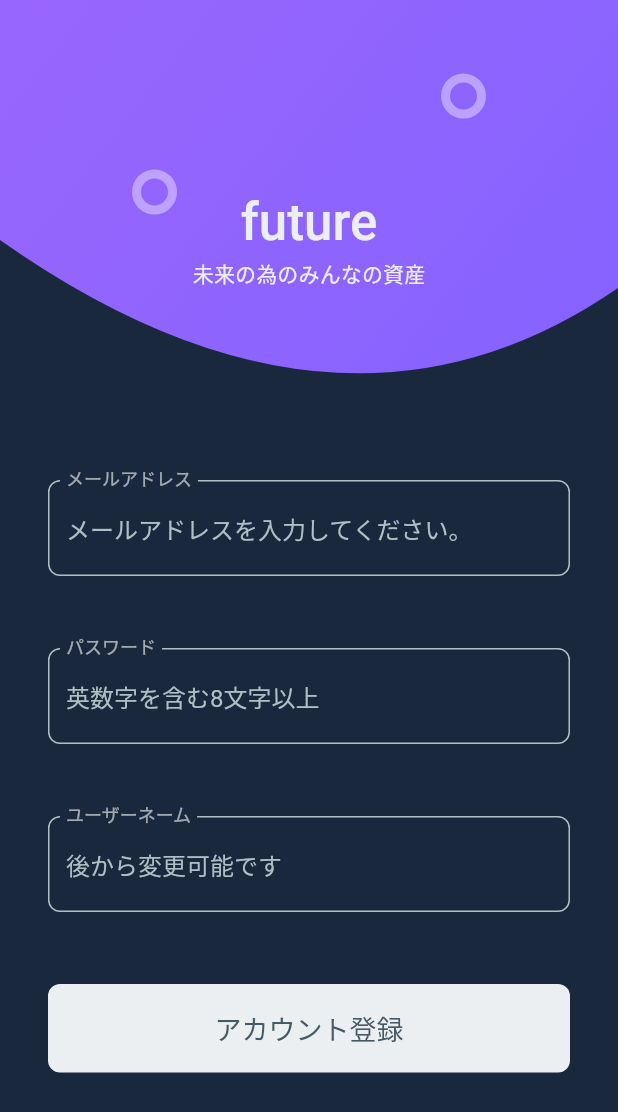
After one commit to HayatoTomonari/infinity, a Flutter app: the signUp_page screen opened directly, on a phone screen of 412 x 824 dp. The commit adds this screen. Shown: the top 1112 px of the screen. Run offline on Flutter 3.47's test engine with Material 2 defaults, Android fonts, the phone set to English and light mode, and no system bars; our stand-ins replace firebase_core; accounts and stored records are empty.

Commit message:
Task:会員登録ページの実装。

```diff
--- a/lib/welcomePage/footer.dart
+++ b/lib/welcomePage/footer.dart
@@ -1,6 +1,7 @@
 import 'package:flutter/cupertino.dart';
 import 'package:flutter/material.dart';
 import 'package:si_proto/welcomePage/constants_color.dart';
+import 'package:si_proto/welcomePage/signUp_page.dart';
 
 class Footer extends StatelessWidget {
   const Footer({super.key});
@@ -20,7 +21,10 @@ class Footer extends StatelessWidget {
         const SizedBox(width: 4),
         GestureDetector(
           onTap: () {
-            //クリック時のイベント
+            Navigator.push(
+              context,
+              MaterialPageRoute(builder: (context) => const signUp_page()),
+            );
           },
           child: Text(
             'こちら',
--- /dev/null
+++ b/lib/welcomePage/signUp_form.dart
@@ -0,0 +1,91 @@
+import 'package:flutter/cupertino.dart';
+import 'package:flutter/material.dart';
+import 'package:si_proto/welcomePage/constants_color.dart';
+
+class signUp_form extends StatelessWidget {
+  const signUp_form({super.key});
+
+  @override
+  Widget build(BuildContext context) {
+    return Column(
+      children: [
+        const _CustomTextField(
+          labelText: 'メールアドレス',
+          hintText: 'メールアドレスを入力してください。',
+          obscureText: false,
+        ),
+        const SizedBox(height: 48),
+        const _CustomTextField(
+          labelText: 'パスワード',
+          hintText: '英数字を含む8文字以上',
+          obscureText: true,
+        ),
+        const SizedBox(height: 48),
+        const _CustomTextField(
+          labelText: 'ユーザーネーム',
+          hintText: '後から変更可能です',
+          obscureText: true,
+        ),
+        const SizedBox(height: 48),
+        SizedBox(
+          width: double.infinity,
+          child: TextButton(
+            style: TextButton.styleFrom(
+              foregroundColor: ConstantsColor.kButtonTextColorPrimary,
+              backgroundColor: ConstantsColor.kButtonColorPrimary,
+              padding: const EdgeInsets.symmetric(vertical: 16),
+              shape: RoundedRectangleBorder(
+                borderRadius: BorderRadius.circular(8),
+              ),
+            ),
+            onPressed: () {},
+            child: Text(
+              'アカウント登録',
+              style: Theme.of(context).textTheme.labelLarge!.copyWith(
+                  color: ConstantsColor.kButtonTextColorPrimary, fontSize: 18),
+            ),
+          ),
+        ),
+      ],
+    );
+  }
+}
+
+class _CustomTextField extends StatelessWidget {
+  final String labelText;
+  final String hintText;
+  final bool obscureText;
+
+  const _CustomTextField({
+    Key? key,
+    required this.labelText,
+    required this.hintText,
+    required this.obscureText,
+  }) : super(key: key);
+
+  @override
+  Widget build(BuildContext context) {
+    return TextField(
+      decoration: InputDecoration(
+        labelText: labelText,
+        hintText: hintText,
+        hintStyle: const TextStyle(color: ConstantsColor.kTextColorSecondary),
+        floatingLabelBehavior: FloatingLabelBehavior.always,
+        focusedBorder: OutlineInputBorder(
+          borderRadius: BorderRadius.circular(8),
+          borderSide: const BorderSide(
+            color: ConstantsColor.kAccentColor,
+          ),
+        ),
+        enabledBorder: OutlineInputBorder(
+          borderRadius: BorderRadius.circular(8),
+          borderSide: const BorderSide(
+            color: ConstantsColor.kTextColorSecondary,
+          ),
+        ),
+      ),
+      obscureText: obscureText,
+      onTap: () {},
+    );
+  }
+}
--- /dev/null
+++ b/lib/welcomePage/signUp_page.dart
@@ -0,0 +1,27 @@
+import 'package:flutter/material.dart';
+import 'package:si_proto/welcomePage/header.dart';
+import 'package:si_proto/welcomePage/signUp_form.dart';
+import 'package:si_proto/welcomePage/constants_color.dart';
+
+class signUp_page extends StatelessWidget {
+  const signUp_page({super.key});
+  @override
+  Widget build(BuildContext context) {
+    return const Scaffold(
+      backgroundColor: ConstantsColor.kBackgroundColor,
+      body: SafeArea(
+        child: SingleChildScrollView(
+          child: Column(
+            children: [
+              Header(),
+              Padding(
+                padding: EdgeInsets.symmetric(horizontal: 32),
+                child: signUp_form(),
+              ),
+            ],
+          ),
+        ),
+      ),
+    );
+  }
+}
```
